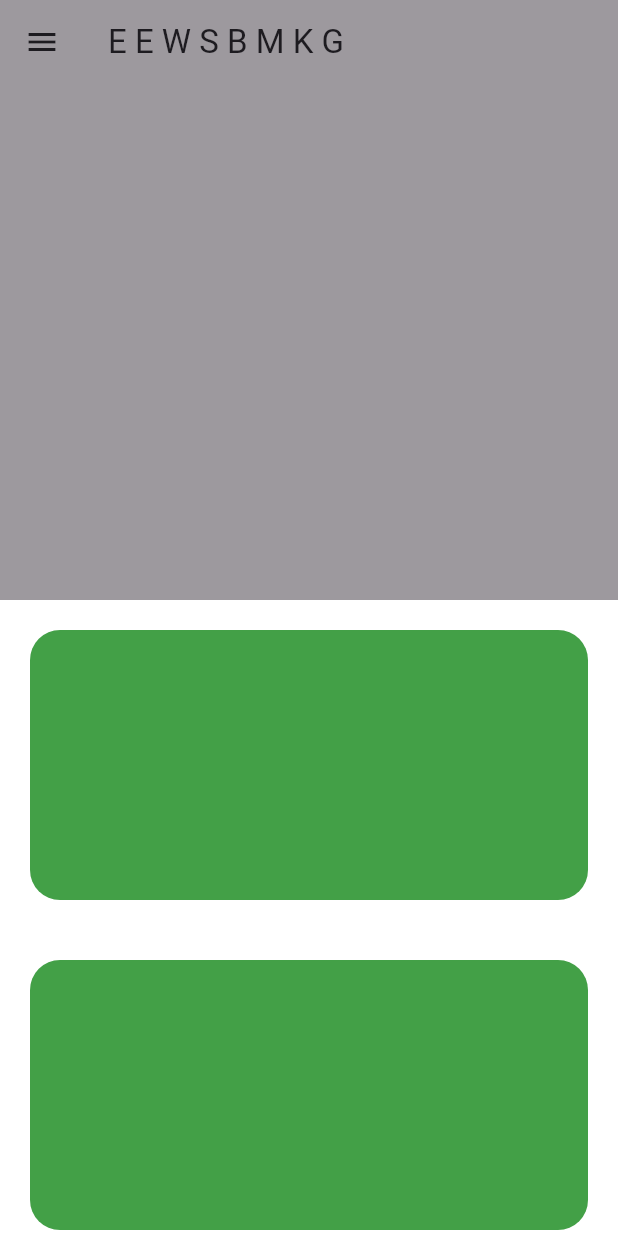
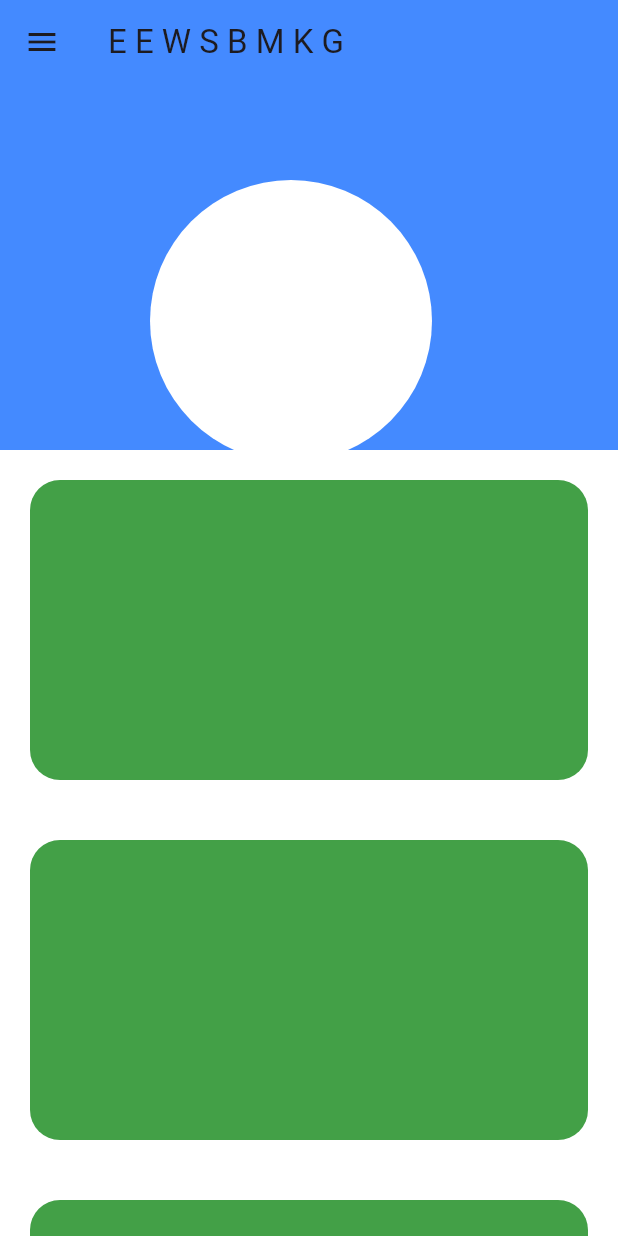
Before and after one commit to dodimarthen/EEWS, a Flutter app: the screen it shows after launch, on a phone screen of 412 x 824 dp. Run offline on Flutter 3.47's test engine with Material 3 defaults, Android fonts, the phone set to English and light mode, and no system bars.

```diff
--- a/flutter_application/flutter_application/flutter_application/lib/EEWS_screen_out.dart
+++ b/flutter_application/flutter_application/flutter_application/lib/EEWS_screen_out.dart
@@ -14,29 +14,46 @@ class _EEWSScreenOutState extends State<EEWSScreenOut> {
       backgroundColor: Colors.white,
       body: CustomScrollView(
         slivers: [
-          //Sliver APPBAR
+          // Sliver APPBAR
           SliverAppBar(
             leading: Icon(Icons.menu),
             title: Text('E E W S B M K G'),
-            expandedHeight: 400,
+            expandedHeight: 300,
+            floating: true,
             flexibleSpace: FlexibleSpaceBar(
-              background: Container(
-                color: Colors.black38,
-              )
+              background: Stack(
+                children: [
+                  Container(
+                    color: Colors.blueAccent,
+                  ),
+                  Positioned(
+                    top: 120,
+                    left: 100,
+                    child: Container(
+                      width: 188,
+                      height: 188,
+                      decoration: BoxDecoration(
+                        shape: BoxShape.circle,
+                        color: Colors.white,
                       ),
                     ),
-          //Sliver Items
+                  ),
+                ],
+              ),
+            ),
+          ),
+          // Sliver Items
           SliverToBoxAdapter(
             child: Padding(
               padding: const EdgeInsets.all(20.0),
               child: ClipRRect(
                 borderRadius: BorderRadius.circular(20),
                 child: Container(
-                    height: 180,
+                  height: 200,
                   color: Colors.green[600],
                 ),
-                )
-            )
+              ),
+            ),
           ),
           SliverToBoxAdapter(
             child: Padding(
@@ -44,11 +61,11 @@ class _EEWSScreenOutState extends State<EEWSScreenOut> {
               child: ClipRRect(
                 borderRadius: BorderRadius.circular(20),
                 child: Container(
-                    height: 180,
+                  height: 200,
                   color: Colors.green[600],
                 ),
-                )
-            )
+              ),
+            ),
           ),
           SliverToBoxAdapter(
             child: Padding(
@@ -56,11 +73,11 @@ class _EEWSScreenOutState extends State<EEWSScreenOut> {
               child: ClipRRect(
                 borderRadius: BorderRadius.circular(20),
                 child: Container(
-                    height: 180,
+                  height: 200,
                   color: Colors.green[600],
                 ),
-                )
-            )
+              ),
+            ),
           ),
           SliverToBoxAdapter(
             child: Padding(
@@ -68,17 +85,18 @@ class _EEWSScreenOutState extends State<EEWSScreenOut> {
               child: ClipRRect(
                 borderRadius: BorderRadius.circular(20),
                 child: Container(
-                    height: 180,
+                  height: 200,
                   color: Colors.green[600],
                 ),
-                )
-            )
+              ),
+            ),
           )
         ],
       ),
     );
   }
 }
+
 //       appBar: AppBar(
 //         title: const Text('EEWS BMKG'),
 //         backgroundColor: Colors.black87,
```
Lines whose indentation alone changed are shown as unchanged.
